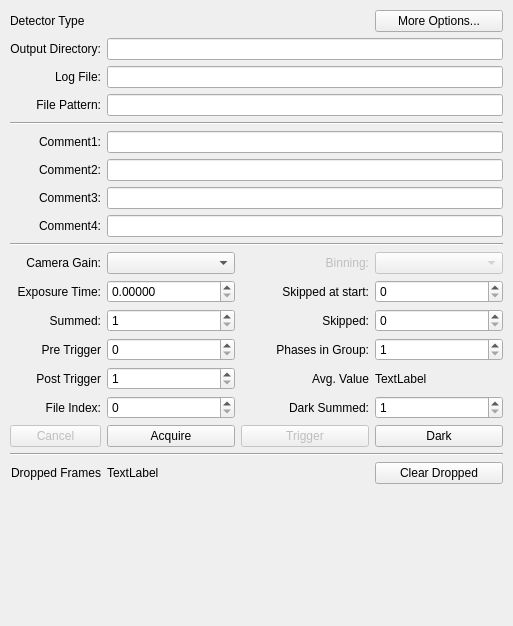
Old version of the form source/qxrdacquisitiondialog.ui in the repository guyjennings/qxrd.
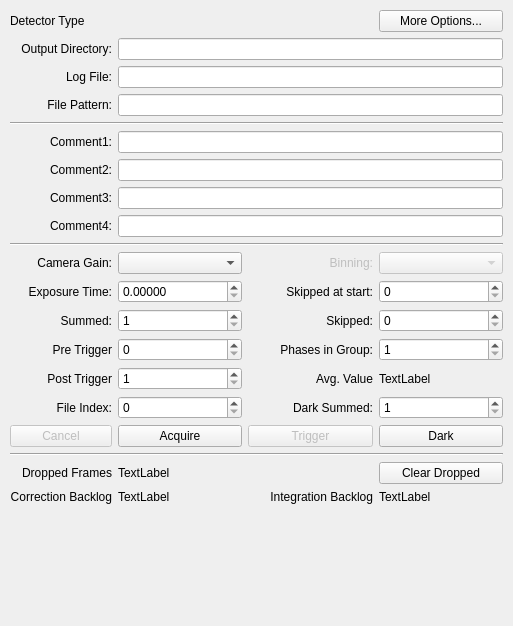
New version of the form. Icons and pictures are not drawn. Custom widgets are drawn as their Qt base class.

Commit message: Added some queue length properties used to track and display the backlog of data to be processed durinbg acquisition

```diff
--- a/source/qxrdacquisitiondialog.ui
+++ b/source/qxrdacquisitiondialog.ui
@@ -770,7 +770,7 @@
           </property>
          </widget>
         </item>
-        <item row="19" column="0" colspan="4">
+        <item row="20" column="0" colspan="4">
          <spacer name="verticalSpacer">
           <property name="orientation">
            <enum>Qt::Vertical</enum>
@@ -783,6 +783,46 @@
           </property>
          </spacer>
         </item>
+        <item row="19" column="0">
+         <widget class="QLabel" name="label_25">
+          <property name="text">
+           <string>Correction Backlog</string>
+          </property>
+          <property name="alignment">
+           <set>Qt::AlignRight|Qt::AlignTrailing|Qt::AlignVCenter</set>
+          </property>
+         </widget>
+        </item>
+        <item row="19" column="1">
+         <widget class="QLabel" name="m_CorrectionBacklog">
+          <property name="toolTip">
+           <string>Count of dropped frames</string>
+          </property>
+          <property name="text">
+           <string>TextLabel</string>
+          </property>
+         </widget>
+        </item>
+        <item row="19" column="2">
+         <widget class="QLabel" name="label_26">
+          <property name="text">
+           <string>Integration Backlog</string>
+          </property>
+          <property name="alignment">
+           <set>Qt::AlignRight|Qt::AlignTrailing|Qt::AlignVCenter</set>
+          </property>
+         </widget>
+        </item>
+        <item row="19" column="3">
+         <widget class="QLabel" name="m_IntegrationBacklog">
+          <property name="toolTip">
+           <string>Count of dropped frames</string>
+          </property>
+          <property name="text">
+           <string>TextLabel</string>
+          </property>
+         </widget>
+        </item>
        </layout>
       </widget>
       <widget class="QWidget" name="m_WatcherPage"/>
```
The commit also changes 4 other files.
